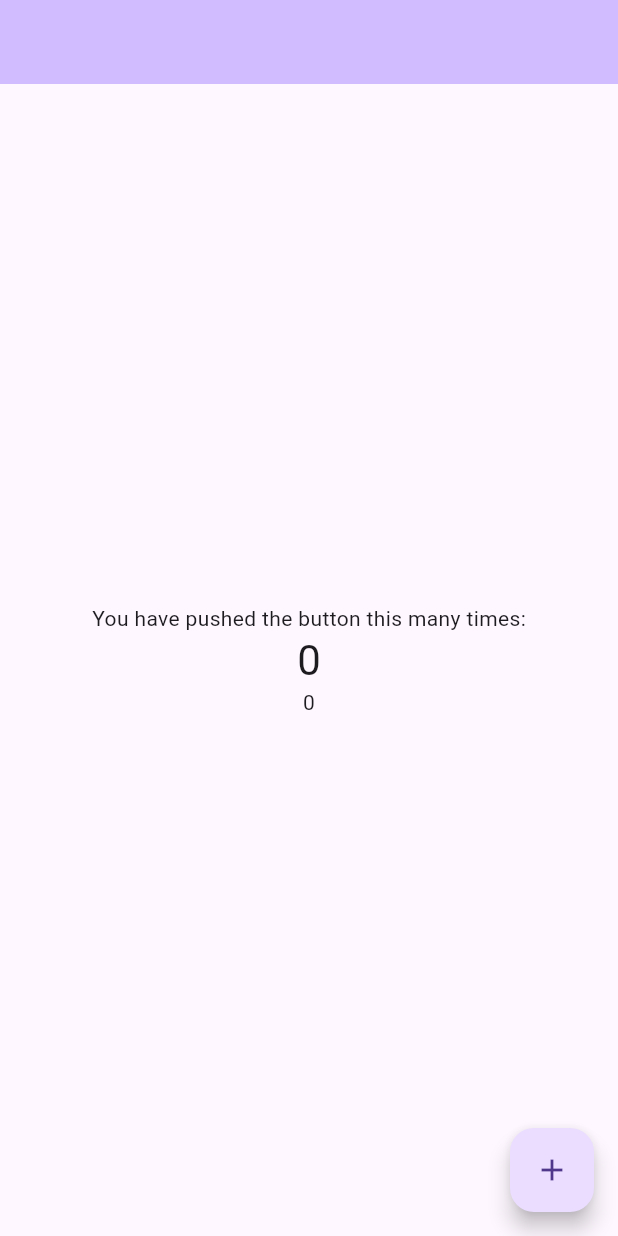
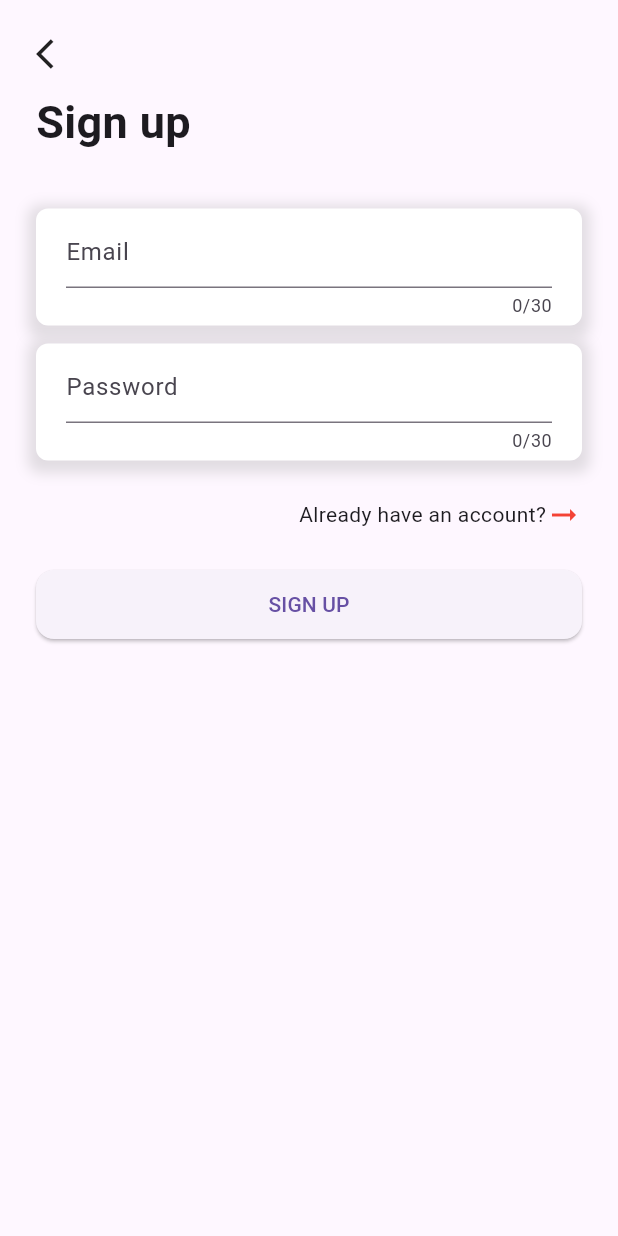
Before and after one commit to kietdev123/ecommerce_mobile, a Flutter app: the screen it shows after launch, on a phone screen of 412 x 824 dp. Run offline on Flutter 3.47's test engine with Material 3 defaults, Android fonts, the phone set to English and light mode, and no system bars; our stand-ins replace flutter_bloc; missing offline and left inert: dart:ffi.

Commit message:
feat: add login screen

```diff
--- a/lib/main.dart
+++ b/lib/main.dart
@@ -1,3 +1,4 @@
+import 'package:ecommerce_mobile/ui/authentication/login_screen.dart';
 import 'package:ecommerce_mobile/ui/test_screen.dart';
 import 'package:flutter/material.dart';
 
@@ -18,7 +19,7 @@ class _MyAppState extends State<MyApp> {
   @override
   Widget build(BuildContext context) {
     return MaterialApp(
-      initialRoute: TestScreen.id,
+      initialRoute: LoginScreen.id,
       onGenerateRoute: RouteGenerator().generateRoute,
     );
   }
--- a/lib/routes/route_generator.dart
+++ b/lib/routes/route_generator.dart
@@ -1,3 +1,4 @@
+import 'package:ecommerce_mobile/ui/authentication/login_screen.dart';
 import 'package:flutter/material.dart';
 import 'package:flutter_bloc/flutter_bloc.dart';
 import '../bloc/counter/counter_bloc.dart';
@@ -12,7 +13,15 @@ class RouteGenerator {
         return MaterialPageRoute(
           builder: (_) => BlocProvider<CounterBloc>.value(
             value: CounterBloc(),
-            child: TestScreen(),
+            child: const TestScreen(),
+          ),
+        );
+
+      case LoginScreen.id:
+        return MaterialPageRoute(
+          builder: (_) => BlocProvider<CounterBloc>.value(
+            value: CounterBloc(),
+            child: const LoginScreen(),
           ),
         );
 
--- /dev/null
+++ b/lib/ui/authentication/login_screen.dart
@@ -0,0 +1,108 @@
+import 'package:ecommerce_mobile/ui/utils/utils.dart';
+import 'package:ecommerce_mobile/ui/widgets/custom_card.dart';
+import 'package:flutter/material.dart';
+import 'package:flutter/widgets.dart';
+
+class LoginScreen extends StatefulWidget {
+  static const String id = "login_screen";
+  const LoginScreen({super.key});
+
+  @override
+  State<LoginScreen> createState() => _LoginScreenState();
+}
+
+class _LoginScreenState extends State<LoginScreen> {
+  final _formKey = GlobalKey<FormState>();
+
+  @override
+  Widget build(BuildContext context) {
+    return Scaffold(
+      body: SingleChildScrollView(
+        child: Padding(
+          padding: const EdgeInsets.fromLTRB(24, 0, 24, 0),
+          child: Column(children: [
+            Form(
+              key: _formKey,
+              child: Column(
+                crossAxisAlignment: CrossAxisAlignment.start,
+                children: <Widget>[
+                  // Add TextFormFields and ElevatedButton here.
+                  // IconButton(
+                  //     padding: const EdgeInsets.all(0),
+                  //     onPressed: () {},
+                  //     icon: ),
+                  const SizedBox(height: 24),
+                  const Icon(Icons.arrow_back_ios),
+                  const SizedBox(height: 12),
+                  const Text(
+                    'Sign up',
+                    style: TextStyle(fontWeight: FontWeight.bold, fontSize: 30),
+                  ),
+                  const SizedBox(height: 36),
+
+                  CustomCard(
+                    child: TextFormField(
+                      // The validator receives the text that the user has entered.
+                      maxLength: 30,
+                      decoration: const InputDecoration(
+                        hintText: "Email",
+                      ),
+                      validator: validateEmail,
+                    ),
+                  ),
+
+                  const SizedBox(height: 12),
+
+                  CustomCard(
+                    child: TextFormField(
+                      // The validator receives the text that the user has entered.
+                      maxLength: 30,
+                      decoration: const InputDecoration(hintText: "Password"),
+                      obscureText: true,
+                    ),
+                  ),
+
+                  const SizedBox(height: 24),
+
+                  Row(
+                    mainAxisAlignment: MainAxisAlignment.end,
+                    children: [
+                      Text('Already have an account?'),
+                      Icon(
+                        Icons.arrow_right_alt_outlined,
+                        color: Colors.red,
+                      )
+                    ],
+                  ),
+
+                  const SizedBox(height: 24),
+
+                  ElevatedButton(
+                    style: ElevatedButton.styleFrom(
+                      minimumSize: const Size(double.infinity, 46),
+                      maximumSize: const Size(double.infinity, 46),
+                      shape: RoundedRectangleBorder(
+                        borderRadius: BorderRadius.circular(12.0),
+                      ),
+                    ),
+                    onPressed: () {
+                      // Validate returns true if the form is valid, or false otherwise.
+                      if (_formKey.currentState!.validate()) {
+                        // If the form is valid, display a snackbar. In the real world,
+                        // you'd often call a server or save the information in a database.
+                        ScaffoldMessenger.of(context).showSnackBar(
+                          const SnackBar(content: Text('Processing Data')),
+                        );
+                      }
+                    },
+                    child: const Text('SIGN UP'),
+                  ),
+                ],
+              ),
+            ),
+          ]),
+        ),
+      ),
+    );
+  }
+}
--- /dev/null
+++ b/lib/ui/utils/utils.dart
@@ -0,0 +1,15 @@
+String? validateEmail(String? value) {
+  const pattern = r"(?:[a-z0-9!#$%&'*+/=?^_`{|}~-]+(?:\.[a-z0-9!#$%&'"
+      r'*+/=?^_`{|}~-]+)*|"(?:[\x01-\x08\x0b\x0c\x0e-\x1f\x21\x23-\x5b\x5d-'
+      r'\x7f]|\\[\x01-\x09\x0b\x0c\x0e-\x7f])*")@(?:(?:[a-z0-9](?:[a-z0-9-]*'
+      r'[a-z0-9])?\.)+[a-z0-9](?:[a-z0-9-]*[a-z0-9])?|\[(?:(?:(2(5[0-5]|[0-4]'
+      r'[0-9])|1[0-9][0-9]|[1-9]?[0-9]))\.){3}(?:(2(5[0-5]|[0-4][0-9])|1[0-9]'
+      r'[0-9]|[1-9]?[0-9])|[a-z0-9-]*[a-z0-9]:(?:[\x01-\x08\x0b\x0c\x0e-\x1f\'
+      r'x21-\x5a\x53-\x7f]|\\[\x01-\x09\x0b\x0c\x0e-\x7f])+)\])';
+  final regex = RegExp(pattern);
+
+  if (value!.isEmpty) return "Please enter a email";
+  return value!.isNotEmpty && !regex.hasMatch(value)
+      ? 'Enter a valid email address'
+      : null;
+}
--- /dev/null
+++ b/lib/ui/widgets/custom_card.dart
@@ -0,0 +1,27 @@
+import 'package:flutter/material.dart';
+
+class CustomCard extends StatelessWidget {
+  final Widget child;
+  const CustomCard({super.key, required this.child});
+
+  @override
+  Widget build(BuildContext context) {
+    return Container(
+      padding: const EdgeInsets.fromLTRB(20, 5, 20, 5),
+      width: double.infinity,
+      decoration: BoxDecoration(
+        color: Colors.white,
+        borderRadius: const BorderRadius.all(Radius.circular(8)),
+        boxShadow: [
+          BoxShadow(
+            color: Colors.grey.withOpacity(0.3),
+            spreadRadius: 5,
+            blurRadius: 7,
+            offset: const Offset(0, 3), // changes position of shadow
+          ),
+        ],
+      ),
+      child: child,
+    );
+  }
+}
```
